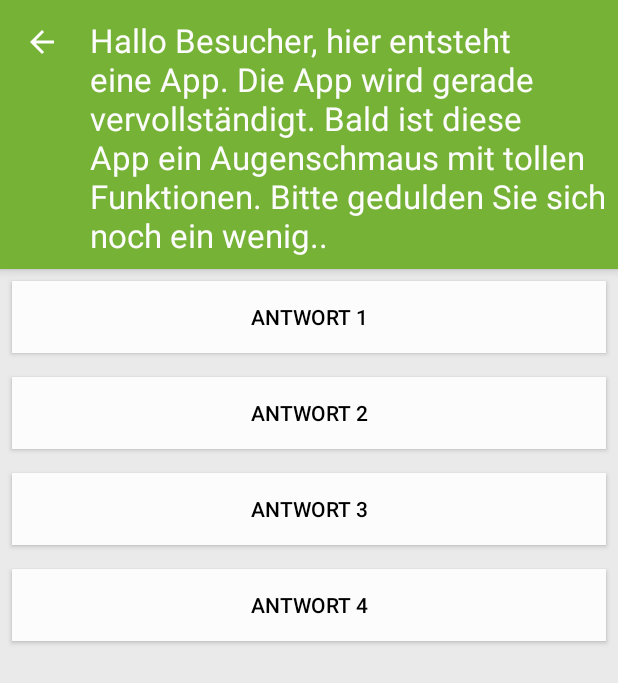
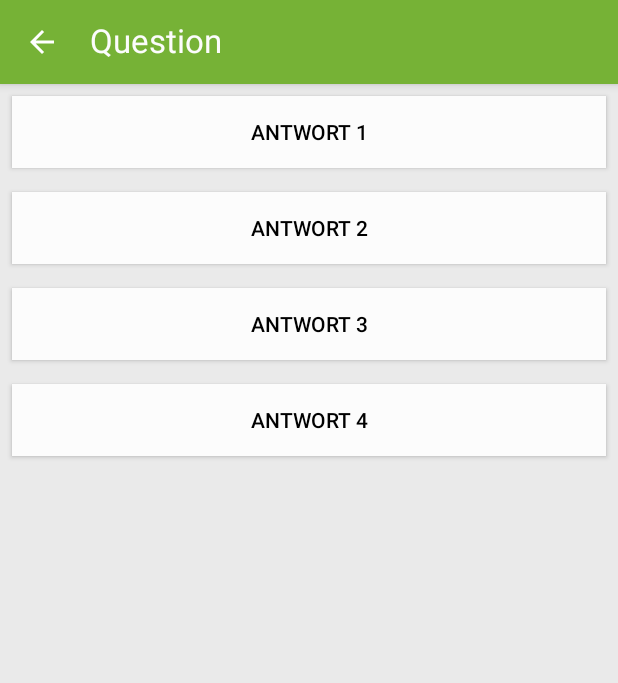
Before and after one commit to lim93/QuizzAppUni, an Android app: the screen it shows after launch (LearnMultiplechoice), after a tap on an icon or button, on a phone screen of 412 x 824 dp. Shown: the top 683 px of the screen. Run offline under Robolectric (Android 15) with nearby library versions, the phone set to English and light mode, and no system bars; network calls fail; 12 statements that could not run were skipped.

Commit message:
Logik zum Starten einer Spielrunde angelegt. Antwort & Fragen werden ausgelesen und in die View eingetragen. Neuen Standard-Konstruktor in Round angelegt.

```diff
--- a/app/src/main/java/quizzappuni/com/whs/quizzappuni/Activities/LearnMultiplechoice.java
+++ b/app/src/main/java/quizzappuni/com/whs/quizzappuni/Activities/LearnMultiplechoice.java
@@ -1,31 +1,36 @@
 package quizzappuni.com.whs.quizzappuni.Activities;
 
-import android.content.Intent;
 import android.os.Bundle;
 import android.support.design.widget.FloatingActionButton;
 import android.support.v7.app.AppCompatActivity;
 import android.support.v7.widget.Toolbar;
 import android.view.View;
 import android.widget.CompoundButton;
+import android.widget.TextView;
 import android.widget.ToggleButton;
 
+import quizzappuni.com.whs.quizzappuni.Presenter.LearnmodePresenter;
 import quizzappuni.com.whs.quizzappuni.quizzappuni.R;
 
 public class LearnMultiplechoice extends AppCompatActivity {
 
+    private LearnmodePresenter presenter;
     public FloatingActionButton fabSend;
-    private ToggleButton Antwort1;
-    private ToggleButton Antwort2;
-    private ToggleButton Antwort3;
-    private ToggleButton Antwort4;
+    public ToggleButton Antwort1;
+    public ToggleButton Antwort2;
+    public ToggleButton Antwort3;
+    public ToggleButton Antwort4;
+    public TextView question;
 
     @Override
     protected void onCreate(Bundle savedInstanceState) {
         super.onCreate(savedInstanceState);
         setContentView(R.layout.activity_learn_multiplechoice);
 
-        //Ãœbergebene Fragen und Antworten entgegennehmen
-        Intent start = getIntent();
+        //Sicherstellen, dass ein Presenter existiert
+        if (presenter == null)
+            presenter = new LearnmodePresenter();
+        presenter.onTakeView(this);
 
         // Erstellen der Toolbar
         Toolbar toolbar = (Toolbar) findViewById(R.id.main_toolbar);
@@ -36,17 +41,14 @@ public class LearnMultiplechoice extends AppCompatActivity {
         fabSend = (FloatingActionButton) findViewById(R.id.fabSend);
         fabSend.setVisibility(View.GONE);
 
+        //Antwort-Buttons initialisieren
         Antwort1 = (ToggleButton) findViewById(R.id.Antwort1);
-//        Antwort1.setTextOn("1.Antwort");
+        Antwort2 = (ToggleButton) findViewById(R.id.Antwort2);
+        Antwort3 = (ToggleButton) findViewById(R.id.Antwort3);
+        Antwort4 = (ToggleButton) findViewById(R.id.Antwort4);
+        question = (TextView) findViewById(R.id.question);
 
-        Antwort2 = (ToggleButton) findViewById(R.id.Antwort2);
-//        Antwort2.setText("2.Antwort");
-//
-        Antwort3 = (ToggleButton) findViewById(R.id.Antwort3);
-//        Antwort3.setText("3.Antwort");
-//
-        Antwort4 = (ToggleButton) findViewById(R.id.Antwort4);
-//        Antwort4.setText("4.Antwort");
+        presenter.starteRunde();
 
 //        Listener für Button Änderung.
         Antwort1.setOnCheckedChangeListener(changeChecker);
--- a/app/src/main/java/quizzappuni/com/whs/quizzappuni/Model/Round.java
+++ b/app/src/main/java/quizzappuni/com/whs/quizzappuni/Model/Round.java
@@ -1,5 +1,6 @@
 package quizzappuni.com.whs.quizzappuni.Model;
 
+import java.util.ArrayList;
 import java.util.List;
 
 /**
@@ -11,6 +12,12 @@ public class Round {
     private int durationSeconds;
     private int score;
     private List<RoundQuestion> roundQuestions;
+
+    public Round() {
+        this.score=0;
+        this.durationSeconds = 0;
+        this.roundQuestions = new ArrayList<RoundQuestion>();
+    }
 
     public Round(int id, int durationSeconds, int score, List<RoundQuestion> roundQuestions) {
         this.id = id;
--- a/app/src/main/java/quizzappuni/com/whs/quizzappuni/Presenter/LearnmodePresenter.java
+++ b/app/src/main/java/quizzappuni/com/whs/quizzappuni/Presenter/LearnmodePresenter.java
@@ -1,6 +1,11 @@
 package quizzappuni.com.whs.quizzappuni.Presenter;
 
+import android.widget.TextView;
+import android.widget.ToggleButton;
+
 import java.io.IOException;
+import java.util.ArrayList;
+import java.util.List;
 
 import quizzappuni.com.whs.quizzappuni.Model.Question;
 import quizzappuni.com.whs.quizzappuni.Model.QuestionAnswer;
@@ -39,6 +44,41 @@ public class LearnmodePresenter {
         qHelper.openDataBase();
     }
 
+    public void starteRunde(){
+        openDB();
+        Round round = new Round();
+        List<Question> randomQuestions = qHelper.getRandomQuestions(1);
+
+        List<ToggleButton> buttons = new ArrayList<ToggleButton>();
+        buttons.add(view.Antwort1);
+        buttons.add(view.Antwort2);
+        buttons.add(view.Antwort3);
+        buttons.add(view.Antwort4);
+
+        for (Question question:randomQuestions){
+            view.question.setText(question.getQuestionText());
+            QuestionAnswer[] questionAnswers = question.getAnswers();
+
+            for (int i = 0; i<questionAnswers.length;i++) {
+                QuestionAnswer answer = questionAnswers[i];
+
+                buttons.get(i).setText(answer.getAnswerText());
+                buttons.get(i).setTextOn(answer.getAnswerText());
+                buttons.get(i).setTextOff(answer.getAnswerText());
+
+            }
+
+            //TODO: Auf UserInput warten und Antwort auswerten + in Runde setzen
+        }
+
+        //TODO: In DB schreiben
+
+
+
+
+
+    }
+
 
 
     public void check(){
--- a/app/src/main/res/layout/activity_learn_multiplechoice.xml
+++ b/app/src/main/res/layout/activity_learn_multiplechoice.xml
@@ -29,8 +29,8 @@
                 android:layout_width="wrap_content"
                 android:layout_height="wrap_content"
                 android:textAppearance="?android:attr/textAppearanceLarge"
-                android:text="@string/baustelle"
-                android:id="@+id/baustelle"
+                android:text="@string/question"
+                android:id="@+id/question"
                 android:paddingLeft="60dp"
                 android:layout_marginTop="-44dp"
                 android:paddingBottom="8dp"
--- a/app/src/main/res/values/strings.xml
+++ b/app/src/main/res/values/strings.xml
@@ -8,5 +8,6 @@
     <string name="doktorhutContentDescription">Symbol Doktorhut</string>
 
     <string name="baustelle">Hallo Besucher, hier entsteht eine App. Die App wird gerade vervollständigt. Bald ist diese App ein Augenschmaus mit tollen Funktionen. Bitte gedulden Sie sich noch ein wenig..</string>
+    <string name="question">Question</string>
     <string name="title_activity_start">StartActivity</string>
 </resources>
```
